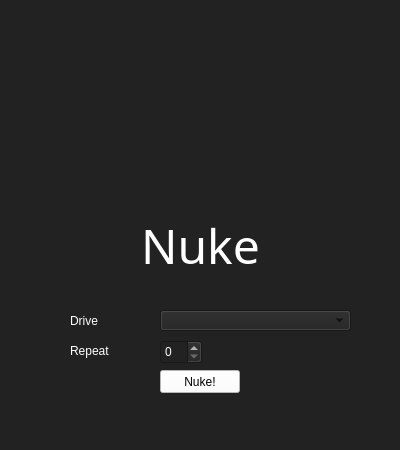
First picture: the form in ui/Nuke.ui, repository jithin-renji/Nuke, before the edit.
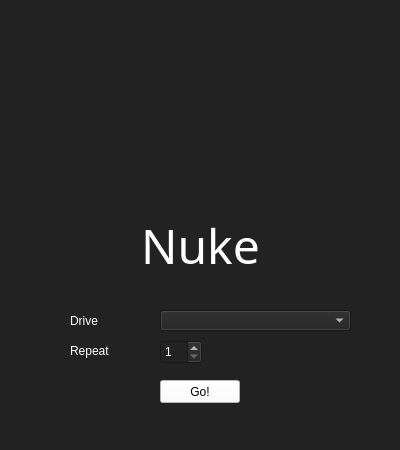
Second picture: the form after the edit. Icons and pictures are not drawn.

```diff
--- a/ui/Nuke.ui
+++ b/ui/Nuke.ui
@@ -97,6 +97,12 @@
       <height>21</height>
      </rect>
     </property>
+    <property name="styleSheet">
+     <string notr="true">color: rgb(255, 255, 255);</string>
+    </property>
+    <property name="currentText">
+     <string/>
+    </property>
    </widget>
    <widget class="QSpinBox" name="spinBox">
     <property name="geometry">
@@ -110,6 +116,12 @@
     <property name="styleSheet">
      <string notr="true">color: rgb(255, 255, 255);</string>
     </property>
+    <property name="minimum">
+     <number>1</number>
+    </property>
+    <property name="value">
+     <number>1</number>
+    </property>
    </widget>
    <widget class="QLabel" name="label_4">
     <property name="geometry">
@@ -134,7 +146,7 @@
     <property name="geometry">
      <rect>
       <x>160</x>
-      <y>370</y>
+      <y>380</y>
       <width>80</width>
       <height>23</height>
      </rect>
@@ -143,7 +155,7 @@
      <string notr="true">background-color: rgb(255, 255, 255);</string>
     </property>
     <property name="text">
-     <string>Nuke!</string>
+     <string>Go!</string>
     </property>
    </widget>
   </widget>
```
Left out of the diff: 14 changed lines with no effect on the pictures.
